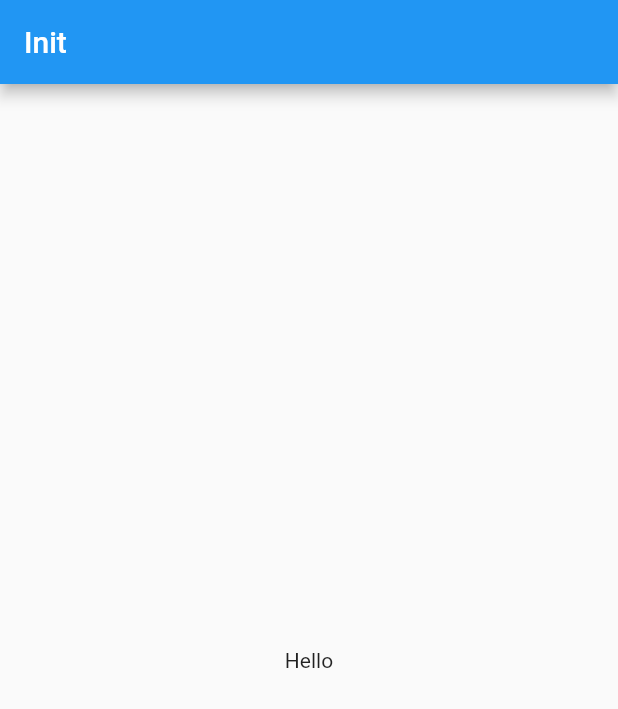
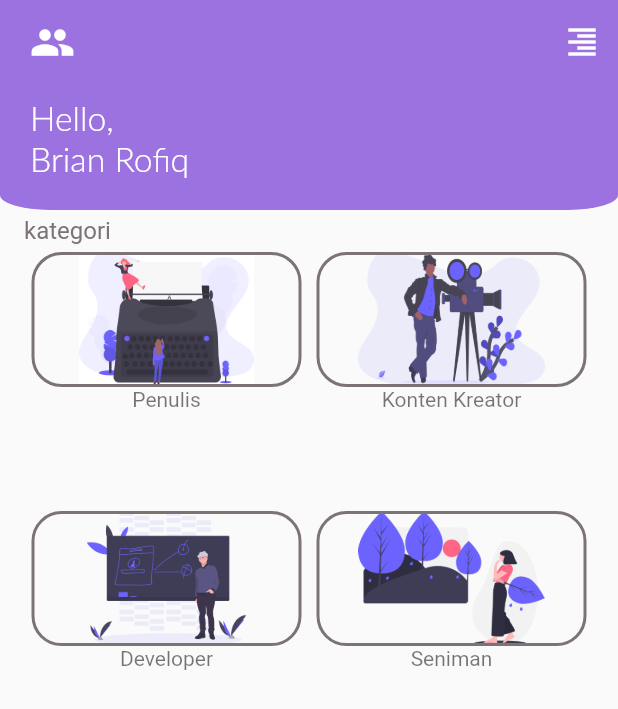
Before and after one commit to brilliantDjaka/support_in, a Flutter app: the screen it shows after launch, on a phone screen of 412 x 824 dp. Shown: the top 709 px of the screen. Run offline on Flutter 3.47's test engine with Material 2 defaults, Android fonts, the phone set to English and light mode, and no system bars; Roboto replaces fonts that are missing (Lato).

Commit message:
App Bar & Catergory Card

```diff
--- /dev/null
+++ b/lib/components/category_card.dart
@@ -0,0 +1,32 @@
+import 'package:flutter/material.dart';
+import '../components/category_card_box.dart';
+
+class CategoryCard extends StatelessWidget {
+  @override
+  Widget build(BuildContext context) {
+    return Padding(
+      padding: const EdgeInsets.all(0.0),
+      child: Container(
+        child: ListTile(
+            title: Text(
+              'kategori',
+              style: TextStyle(color: Color(0xff7C7474)),
+            ),
+            subtitle: GridView.count(
+              childAspectRatio: 1.1,
+              scrollDirection: Axis.vertical,
+              shrinkWrap: true,
+              padding: EdgeInsets.all(0),
+              crossAxisCount: 2,
+              children: <Widget>[
+                CategoryCardBox('lib/assets/penulis.png', 'Penulis'),
+                CategoryCardBox(
+                    'lib/assets/content_creator.png', 'Konten Kreator'),
+                CategoryCardBox('lib/assets/open_source_dev.png', 'Developer'),
+                CategoryCardBox('lib/assets/seniman.png', 'Seniman'),
+              ],
+            )),
+      ),
+    );
+  }
+}
--- /dev/null
+++ b/lib/components/category_card_box.dart
@@ -0,0 +1,36 @@
+import 'package:flutter/cupertino.dart';
+import 'package:flutter/material.dart';
+
+class CategoryCardBox extends StatelessWidget {
+  String imageUrl;
+  String label;
+
+  CategoryCardBox(this.imageUrl, this.label);
+
+  @override
+  Widget build(BuildContext context) {
+    return ListView(
+      padding: EdgeInsets.fromLTRB(5, 5, 5, 0),
+      children: <Widget>[
+        Container(
+          height: 90,
+          child: DecoratedBox(
+            decoration: BoxDecoration(
+                image: DecorationImage(
+                  image: ExactAssetImage(imageUrl),
+                  fit: BoxFit.contain,
+                ),
+                shape: BoxShape.rectangle,
+                border: Border.all(width: 2.0, color: Color(0xff7C7474)),
+                borderRadius: BorderRadius.circular(20)),
+          ),
+        ),
+        Container(
+            child: Text(
+          label,
+          textAlign: TextAlign.center,
+        ))
+      ],
+    );
+  }
+}
--- a/lib/pages/home.dart
+++ b/lib/pages/home.dart
@@ -1,5 +1,6 @@
 import 'package:flutter/material.dart';
-
+import '../components/app_bar_raw.dart';
+import '../components/category_card.dart';
 class Home extends StatefulWidget {
   @override
   _HomeState createState() => _HomeState();
@@ -9,13 +10,20 @@ class _HomeState extends State<Home> {
   @override
   Widget build(BuildContext context) {
     return Scaffold(
-      appBar: AppBar(
-        title: Text('Init'),
-        backgroundColor: Theme.of(context).primaryColor,
-      ),
-      body: Center(
-        child: Text('Hello'),
-      ),
+        body: CustomScrollView(
+          slivers: <Widget>[
+            AppBarRaw(),
+            SliverList(
+              delegate: SliverChildListDelegate(
+                  [
+                    CategoryCard()
+
+                  ]
+              ),
+            ),
+          ],
+
+        )
     );
   }
 }
```
Also changed, not shown: lib/components/app_bar_raw.dart (added, +49 -0 lines), lib/main.dart (+13 -0 lines), pubspec.yaml (+5 -5 lines), lib/assets/content_creator.png (added), lib/assets/open_source_dev.png (added), lib/assets/penulis.png (added), lib/assets/seniman.png (added).
